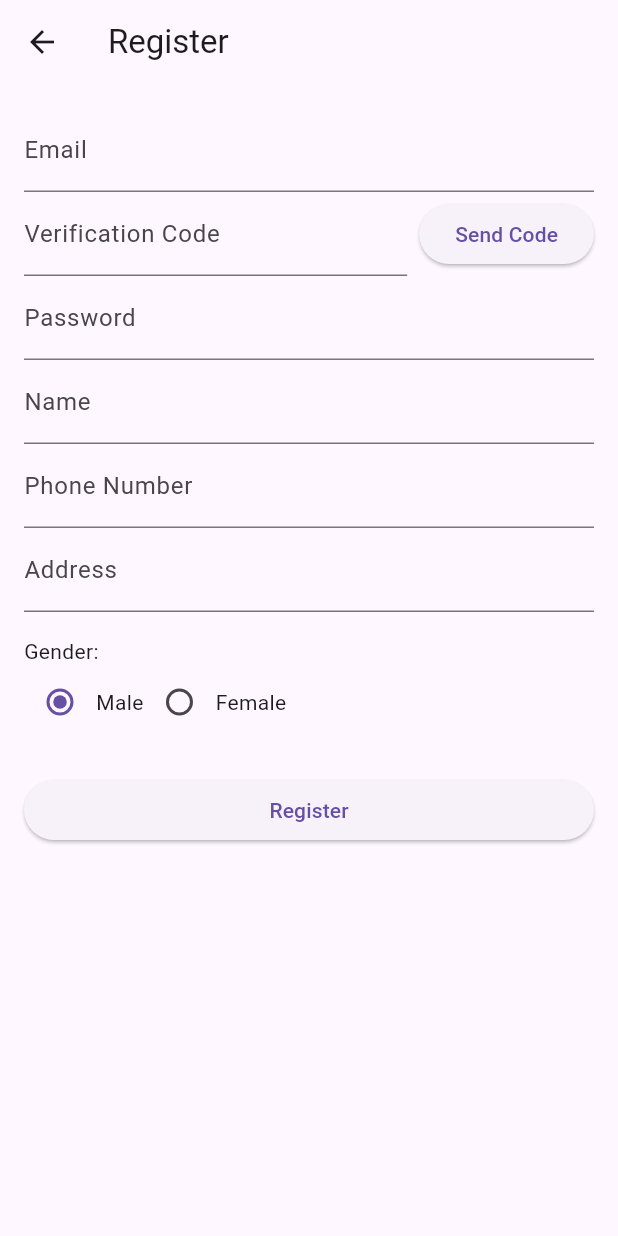
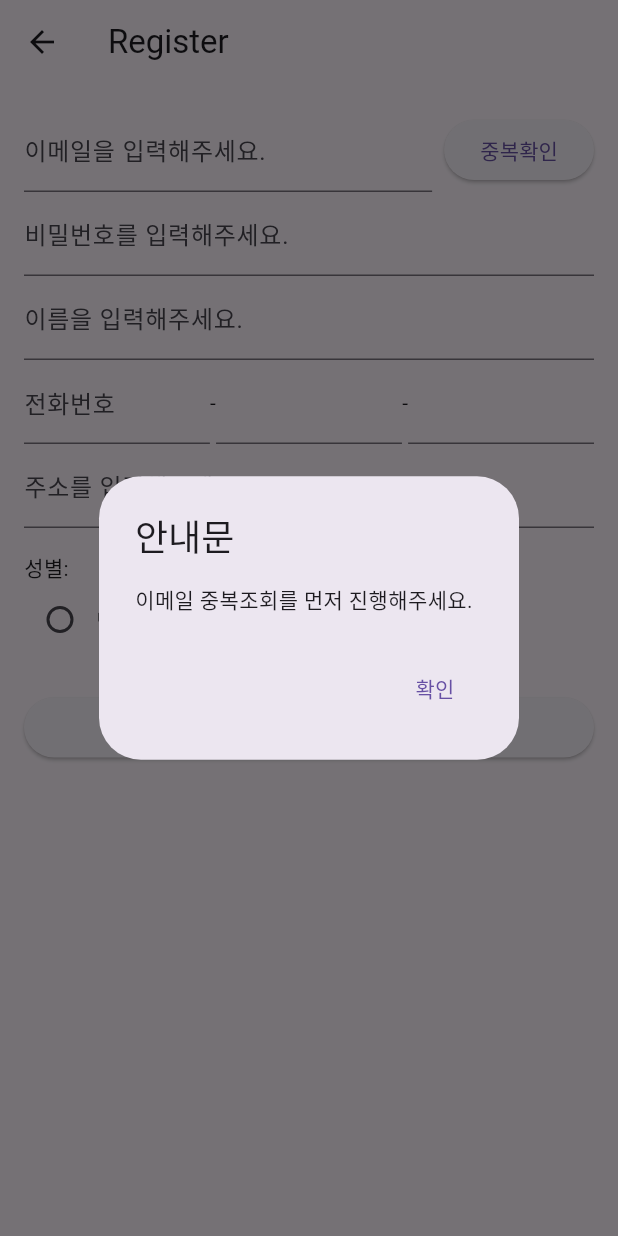
Before and after one commit to BBYUworld/bbyu-fe, a Flutter app: the RegisterView screen opened directly, after a tap on "Register", on a phone screen of 412 x 824 dp. Run offline on Flutter 3.47's test engine with Material 3 defaults, Android fonts, the phone set to English and light mode, and no system bars; our stand-ins replace flutter_secure_storage; accounts and stored records are empty.

Commit message:
feat: 회원가입 컴포넌트 구현 및 서버 연동 구현

```diff
--- a/lib/views/login/register_view.dart
+++ b/lib/views/login/register_view.dart
@@ -1,6 +1,8 @@
 import 'package:flutter/material.dart';
+import 'package:flutter/services.dart';
 import 'package:http/http.dart' as http;
 import 'dart:convert';
+import '../login/login_view.dart';
 
 class RegisterView extends StatefulWidget {
   @override
@@ -12,44 +14,156 @@ class _RegisterViewState extends State<RegisterView> {
   final TextEditingController _verificationCodeController = TextEditingController();
   final TextEditingController _passwordController = TextEditingController();
   final TextEditingController _nameController = TextEditingController();
-  final TextEditingController _phoneController = TextEditingController();
+  final TextEditingController _phoneController1 = TextEditingController();
+  final TextEditingController _phoneController2 = TextEditingController();
+  final TextEditingController _phoneController3 = TextEditingController();
   final TextEditingController _addressController = TextEditingController();
-  String _gender = 'male';
+  String _gender = "";
+  String authNumber = "";
+  bool existCheck = false;
+  bool genderCheck = false;
 
-  Future<void> _sendVerificationCode() async {
+  String get formattedPhoneNumber {
+    return "${_phoneController1.text}-${_phoneController2.text}-${_phoneController3.text}";
+  }
+
+  bool get isPhoneNumberValid {
+    return _phoneController1.text.length == 3 &&
+        _phoneController2.text.length == 4 &&
+        _phoneController3.text.length == 4;
+  }
+
+  Future<void> _validateUserAlreadyExist() async {
     if (_emailController.text.isEmpty) {
-      ScaffoldMessenger.of(context).showSnackBar(
-        SnackBar(content: Text('Please enter your email first')),
-      );
+      _showDialog("이메일을 먼저 입력해주세요.");
       return;
     }
+    try{
+      final email = Uri.encodeQueryComponent(_emailController.text);
+      final url = Uri.parse("http://10.0.2.2:8080/user/search?email=$email");
+      final response = await http.get(
+        url,
+        headers: {'Content-Type': "application/json"},
+      );
+      if (response.statusCode == 200) {
+        final responseBody = response.body;
+        if (responseBody == "not Exist") {
+          existCheck = true;
 
-    // TODO: Implement email verification code sending logic
-    print('Sending verification code to ${_emailController.text}');
+          print("사용자가 존재하지 않습니다.");
+          _showDialog("사용 가능한 이메일입니다.");
+        } else if (responseBody == "is Exist") {
+          _showDialog("이미 사용중인 이메일입니다.");
+          print("사용자가 이미 존재합니다.");
+        } else {
+          print("예상치 못한 응답: $responseBody");
+        }
+      } else {
+        print("서버 오류: ${response.statusCode}");
+      }
+    }catch(e){
+
+    }
   }
 
   Future<void> _register() async {
-    final response = await http.post(
-      Uri.parse('YOUR_API_ENDPOINT'),
-      body: json.encode({
-        'email': _emailController.text,
-        'verificationCode': _verificationCodeController.text,
-        'password': _passwordController.text,
-        'name': _nameController.text,
-        'phone': _phoneController.text,
-        'address': _addressController.text,
-        'gender': _gender,
-      }),
-      headers: {'Content-Type': 'application/json'},
+    if(!existCheck){
+      _showDialog("이메일 중복조회를 먼저 진행해주세요.");
+      return;
+    }
+    if(_gender == ""){
+      _showDialog("성별을 선택해주세요.");
+      return;
+    }
+    final url = Uri.parse('http://10.0.2.2:8080/user/regist');
+    try{
+      final response = await http.post(
+        url,
+        headers: {'Content-Type': 'application/json'},
+        body: json.encode({
+          'email': _emailController.text,
+          'password': _passwordController.text,
+          // name ,phone, address
+          'name' : _nameController.text,
+          'phone' : formattedPhoneNumber,
+          'address' : _addressController.text,
+          'gender' : _gender
+        }),
+      );
+      if (response.statusCode == 200) {
+        _showRegistSuccessDialog();
+      } else if(response.statusCode == 400) {
+        print("이미 존재하는 사용자");
+      }
+    }
+    catch (e) {
+      print('Error occurred: $e');
+      _showErrorDialog('오류가 발생했습니다. 다시 시도해주세요.');
+    }
+  }
+  void _showRegistSuccessDialog() {
+    showDialog(
+      context: context,
+      builder: (BuildContext context) {
+        return AlertDialog(
+          title: Text('회원가입 성공'),
+          content: Text('환영합니다! 회원가입에 성공하였습니다.'),
+          actions: <Widget>[
+            TextButton(
+              child: Text('확인'),
+              onPressed: () {
+                Navigator.of(context).pop(); // 다이얼로그 닫기
+                _navigateToLogin();
+              },
+            ),
+          ],
+        );
+      },
     );
+  }
+  void _showDialog(String message) {
+    showDialog(
+      context: context,
+      builder: (BuildContext context) {
+        return AlertDialog(
+          title: Text('안내문'),
+          content: Text(message),
+          actions: <Widget>[
+            TextButton(
+              child: Text('확인'),
+              onPressed: () {
+                Navigator.of(context).pop();
+              },
+            ),
+          ],
+        );
+      },
+    );
+  }
+  void _showErrorDialog(String message) {
+    showDialog(
+      context: context,
+      builder: (BuildContext context) {
+        return AlertDialog(
+          title: Text('오류'),
+          content: Text(message),
+          actions: <Widget>[
+            TextButton(
+              child: Text('확인'),
+              onPressed: () {
+                Navigator.of(context).pop(); // 다이얼로그 닫기
+              },
+            ),
+          ],
+        );
+      },
+    );
+  }
 
-    if (response.statusCode == 200) {
-      // TODO: Handle successful registration
-      print('Registration successful');
-    } else {
-      // TODO: Handle registration failure
-      print('Registration failed');
-    }
+  void _navigateToLogin() {
+    Navigator.of(context).pushReplacement(
+      MaterialPageRoute(builder: (context) => LoginView()),
+    );
   }
 
   @override
@@ -63,58 +177,90 @@ class _RegisterViewState extends State<RegisterView> {
         child: Column(
           crossAxisAlignment: CrossAxisAlignment.stretch,
           children: [
+            Row(
+              children: [
+                Expanded(
+                  child: TextField(
+                    controller: _emailController,
+                    decoration: InputDecoration(labelText: '이메일을 입력해주세요.'),
+                  ),
+                ),
+                SizedBox(width: 8),
+                ElevatedButton(
+                  onPressed: _validateUserAlreadyExist,
+                  child: Text('중복확인'),
+                ),
+              ],
+            ),
             TextField(
-              controller: _emailController,
-              decoration: InputDecoration(labelText: 'Email'),
+
+              controller: _passwordController,
+              obscureText: true,
+              decoration: InputDecoration(labelText: '비밀번호를 입력해주세요.'),
+            ),
+            TextField(
+              controller: _nameController,
+              decoration: InputDecoration(labelText: '이름을 입력해주세요.'),
             ),
             Row(
               children: [
                 Expanded(
                   child: TextField(
-                    controller: _verificationCodeController,
-                    decoration: InputDecoration(labelText: 'Verification Code'),
+                    controller: _phoneController1,
+                    keyboardType: TextInputType.number,
+                    inputFormatters: [
+                      FilteringTextInputFormatter.digitsOnly,
+                      LengthLimitingTextInputFormatter(3),
+                    ],
+                    decoration: InputDecoration(labelText: '전화번호'),
                   ),
                 ),
-                SizedBox(width: 8),
-                ElevatedButton(
-                  onPressed: _sendVerificationCode,
-                  child: Text('Send Code'),
+                Text('-'),
+                Expanded(
+                  child: TextField(
+                    controller: _phoneController2,
+                    keyboardType: TextInputType.number,
+                    inputFormatters: [
+                      FilteringTextInputFormatter.digitsOnly,
+                      LengthLimitingTextInputFormatter(4),
+                    ],
+                    decoration: InputDecoration(labelText: ''),
+                  ),
+                ),
+                Text('-'),
+                Expanded(
+                  child: TextField(
+                    controller: _phoneController3,
+                    keyboardType: TextInputType.number,
+                    inputFormatters: [
+                      FilteringTextInputFormatter.digitsOnly,
+                      LengthLimitingTextInputFormatter(4),
+                    ],
+                    decoration: InputDecoration(labelText: ''),
+                  ),
                 ),
               ],
             ),
             TextField(
-              controller: _passwordController,
-              obscureText: true,
-              decoration: InputDecoration(labelText: 'Password'),
-            ),
-            TextField(
-              controller: _nameController,
-              decoration: InputDecoration(labelText: 'Name'),
-            ),
-            TextField(
-              controller: _phoneController,
-              decoration: InputDecoration(labelText: 'Phone Number'),
-            ),
-            TextField(
               controller: _addressController,
-              decoration: InputDecoration(labelText: 'Address'),
+              decoration: InputDecoration(labelText: '주소를 입력해주세요.'),
             ),
             SizedBox(height: 16),
-            Text('Gender:'),
+            Text('성별:'),
             Row(
               children: [
                 Radio(
-                  value: 'male',
+                  value: 'M',
                   groupValue: _gender,
                   onChanged: (value) => setState(() => _gender = value.toString()),
                 ),
-                Text('Male'),
+                Text('남자'),
                 Radio(
-                  value: 'female',
+                  value: 'F',
                   groupValue: _gender,
                   onChanged: (value) => setState(() => _gender = value.toString()),
                 ),
-                Text('Female'),
+                Text('여자'),
               ],
             ),
             SizedBox(height: 24),
```
Also changed, not shown: pubspec.lock.
